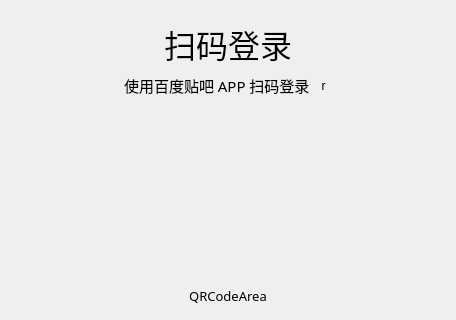
First picture: the form in src/resf/qr_login.ui, repository clb-128258/TiebaDesktop, before the edit; both pictures show x 0 to 456 and y 0 to 320 of the 456 by 508 pixel window.
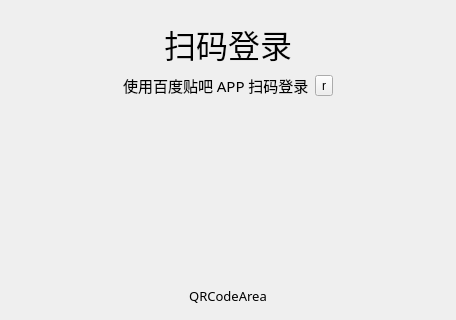
Second picture: the form after the edit. Icons and pictures are not drawn.

Commit message: perf: 优化在高 DPI 屏幕上的显示效果

The edit to the form file:
```diff
--- a/src/resf/qr_login.ui
+++ b/src/resf/qr_login.ui
@@ -70,41 +70,16 @@
          </item>
          <item>
           <widget class="QToolButton" name="toolButton">
+           <property name="font">
+            <font>
+             <pointsize>9</pointsize>
+            </font>
+           </property>
            <property name="toolTip">
             <string>刷新二维码</string>
            </property>
            <property name="styleSheet">
-            <string notr="true">QToolButton {
-                background-color: transparent;
-                border: none;
-                border-radius: 6px;
-                padding: 1px;
-				icon-size: 17px;
-                }
-
-                /* 鼠标悬停时：轻微灰色背景 */
-                QToolButton:hover {
-                background-color: rgba(0, 0, 0, 0.08);
-                }
-
-                /* 按下时：更深的背景色，模拟按下效果 */
-                QToolButton:pressed {
-                background-color: rgba(0, 0, 0, 0.15);
-                }
-
-                /* 禁用状态：半透明，显示不可点击 */
-                QToolButton:disabled {
-                background-color: transparent;
-                opacity: 0.4;
-                }
-
-                /* 可选：如果按钮有菜单箭头，也可以美化箭头 */
-                QToolButton::menu-indicator {
-                image: url(:/icons/menu_arrow.png); /* 自定义箭头图标 */
-                subcontrol-position: right center;
-                subcontrol-origin: padding;
-                left: -4px;
-                }</string>
+            <string notr="true"/>
            </property>
            <property name="text">
             <string>r</string>
```
The commit also changes 77 other files.
